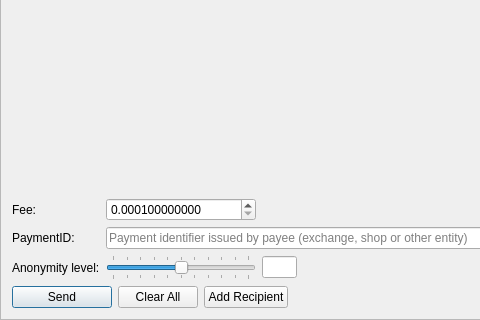
First picture: the form in src/gui/ui/sendframe.ui, repository ParsiCoin/parsipay, before the edit; both pictures show x 0 to 480 and y 270 to 590 of the 866 by 590 pixel window.
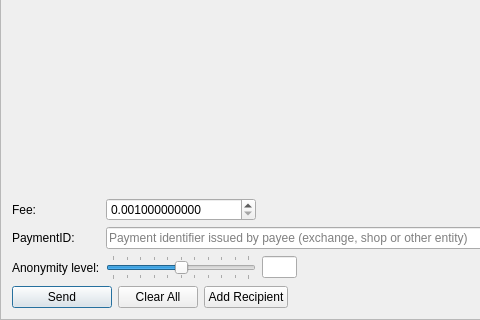
Second picture: the form after the edit. Icons and pictures are not drawn.

Patch:
```diff
--- a/src/gui/ui/sendframe.ui
+++ b/src/gui/ui/sendframe.ui
@@ -208,7 +208,7 @@
         <number>12</number>
        </property>
        <property name="minimum">
-        <double>0.000100000000000</double>
+        <double>0.00100000000000</double>
        </property>
        <property name="maximum">
         <double>999999999999999.000000000000000</double>
@@ -217,7 +217,7 @@
         <double>0.000100000000000</double>
        </property>
        <property name="value">
-        <double>0.000100000000000</double>
+        <double>0.00100000000000</double>
        </property>
       </widget>
      </item>
```
Left out of the diff: 2 changed lines with no effect on the pictures.
